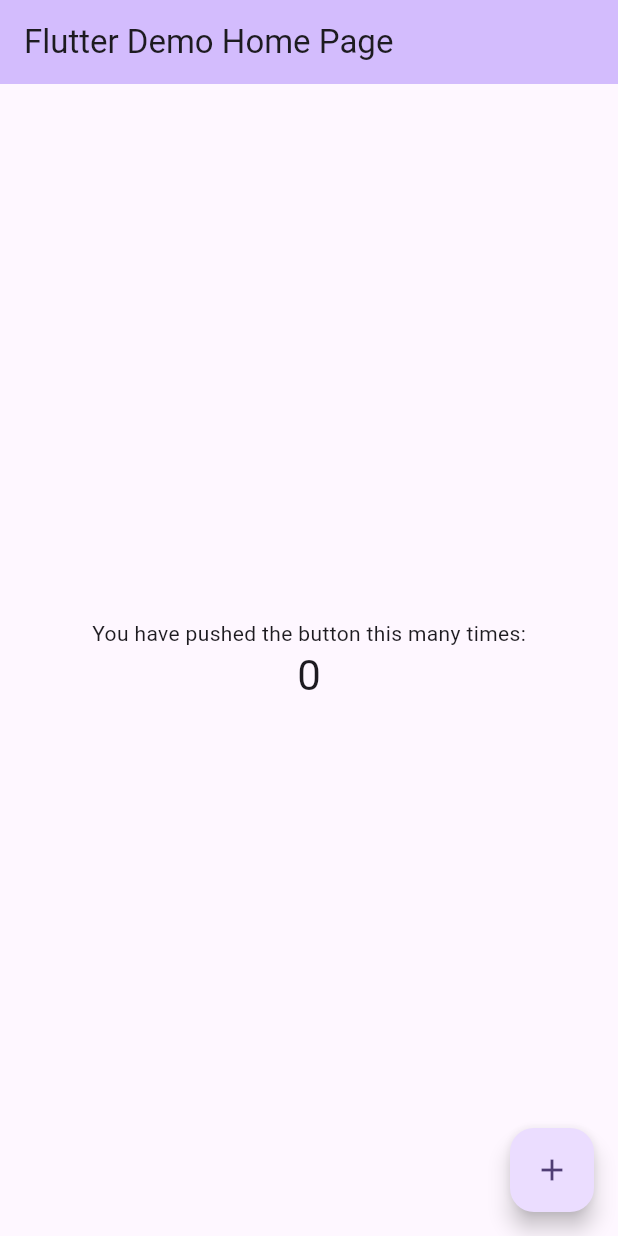
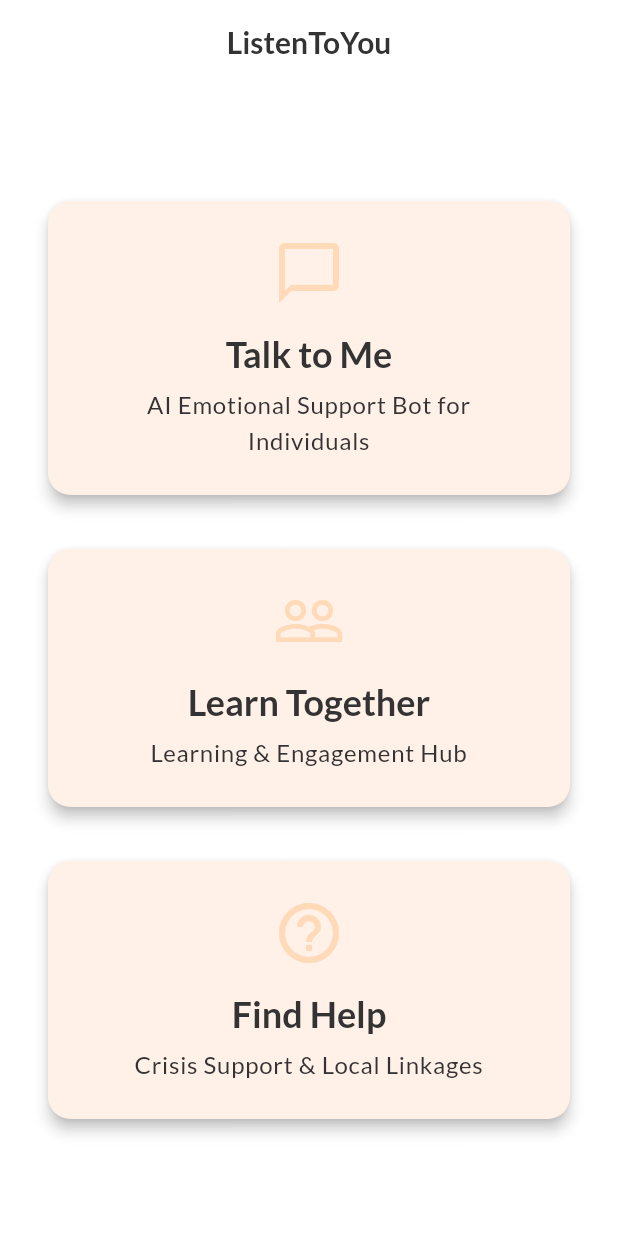
Before and after one commit to could-ai/019a4b1f-481f-713d-88e4-6ae9b5c58318, a Flutter app: the screen it shows after launch, on a phone screen of 412 x 824 dp. Run offline on Flutter 3.47's test engine with Material 3 defaults, Android fonts, the phone set to English and light mode, and no system bars; our stand-ins replace google_fonts.

Commit message:
This file defines the app's visual theme, including a soft pastel color palette (peach, lavender, mint) and custom typography using Google Fonts. It establishes a calm and empathetic design, central to the app's purpose of providing a safe and supportive user experience.; This file creates the main screen of the app, providing users with three clear navigation options: "Talk to Me," "Learn Together," and "Find Help." Each option is presented as a distinct card with an icon and a brief description, creating an intuitive and user-friendly interface that aligns with the app's core features.; This update configures the app's entry point, setting the title to "ListenToYou" and integrating the custom theme from `theme.dart`. By establishing `HomeScreen` as the initial screen, it ensures that users are immediately presented with the core navigation options, creating a seamless and focused user experience from the moment the app is launched.; This change adds the `google_fonts` package to the project, enabling the use of custom fonts that align with the app's design requirements. This ensures a consistent and aesthetically pleasing typographic style, which is crucial for creating a calming and user-friendly interface.

```diff
--- /dev/null
+++ b/usr/lib/home_screen.dart
@@ -0,0 +1,92 @@
+import 'package:flutter/material.dart';
+
+class HomeScreen extends StatelessWidget {
+  const HomeScreen({super.key});
+
+  @override
+  Widget build(BuildContext context) {
+    return Scaffold(
+      appBar: AppBar(
+        title: const Text("ListenToYou"),
+        centerTitle: true,
+      ),
+      body: Padding(
+        padding: const EdgeInsets.all(16.0),
+        child: Column(
+          mainAxisAlignment: MainAxisAlignment.center,
+          crossAxisAlignment: CrossAxisAlignment.stretch,
+          children: [
+            _buildFeatureCard(
+              context,
+              icon: Icons.chat_bubble_outline,
+              title: "Talk to Me",
+              description: "AI Emotional Support Bot for Individuals",
+              onTap: () {
+                // Navigate to AI Chat
+              },
+            ),
+            const SizedBox(height: 20),
+            _buildFeatureCard(
+              context,
+              icon: Icons.people_outline,
+              title: "Learn Together",
+              description: "Learning & Engagement Hub",
+              onTap: () {
+                // Navigate to Learning Hub
+              },
+            ),
+            const SizedBox(height: 20),
+            _buildFeatureCard(
+              context,
+              icon: Icons.help_outline,
+              title: "Find Help",
+              description: "Crisis Support & Local Linkages",
+              onTap: () {
+                // Navigate to Crisis Support
+              },
+            ),
+          ],
+        ),
+      ),
+    );
+  }
+
+  Widget _buildFeatureCard(BuildContext context,
+      {required IconData icon,
+      required String title,
+      required String description,
+      required VoidCallback onTap}) {
+    return Card(
+      elevation: 4.0,
+      shape: RoundedRectangleBorder(
+        borderRadius: BorderRadius.circular(15.0),
+      ),
+      child: InkWell(
+        onTap: onTap,
+        borderRadius: BorderRadius.circular(15.0),
+        child: Padding(
+          padding: const EdgeInsets.all(24.0),
+          child: Column(
+            mainAxisSize: MainAxisSize.min,
+            children: [
+              Icon(icon,
+                  size: 48.0, color: Theme.of(context).colorScheme.primary),
+              const SizedBox(height: 16.0),
+              Text(
+                title,
+                style: Theme.of(context).textTheme.displayMedium,
+                textAlign: TextAlign.center,
+              ),
+              const SizedBox(height: 8.0),
+              Text(
+                description,
+                style: Theme.of(context).textTheme.bodyLarge,
+                textAlign: TextAlign.center,
+              ),
+            ],
+          ),
+        ),
+      ),
+    );
+  }
+}
--- a/usr/lib/main.dart
+++ b/usr/lib/main.dart
@@ -1,3 +1,5 @@
+import 'package:couldai_user_app/home_screen.dart';
+import 'package:couldai_user_app/theme.dart';
 import 'package:flutter/material.dart';
 
 void main() {
@@ -7,114 +9,13 @@ void main() {
 class MyApp extends StatelessWidget {
   const MyApp({super.key});
 
-  // This widget is the root of your application.
   @override
   Widget build(BuildContext context) {
     return MaterialApp(
-      title: 'Flutter Demo',
+      title: 'ListenToYou',
       debugShowCheckedModeBanner: false,
-      theme: ThemeData(
-        // This is the theme of your application.
-        //
-        // TRY THIS: Try running your application with "flutter run". You'll see
-        // the application has a purple toolbar. Then, without quitting the app,
-        // try changing the seedColor in the colorScheme below to Colors.green
-        // and then invoke "hot reload" (save your changes or press the "hot
-        // reload" button in a Flutter-supported IDE, or press "r" if you used
-        // the command line to start the app).
-        //
-        // Notice that the counter didn't reset back to zero; the application
-        // state is not lost during the reload. To reset the state, use hot
-        // restart instead.
-        //
-        // This works for code too, not just values: Most code changes can be
-        // tested with just a hot reload.
-        colorScheme: ColorScheme.fromSeed(seedColor: Colors.deepPurple),
-      ),
-      home: const MyHomePage(title: 'Flutter Demo Home Page'),
+      theme: AppTheme.theme,
+      home: const HomeScreen(),
     );
   }
 }
-
-class MyHomePage extends StatefulWidget {
-  const MyHomePage({super.key, required this.title});
-
-  // This widget is the home page of your application. It is stateful, meaning
-  // that it has a State object (defined below) that contains fields that affect
-  // how it looks.
-
-  // This class is the configuration for the state. It holds the values (in this
-  // case the title) provided by the parent (in this case the App widget) and
-  // used by the build method of the State. Fields in a Widget subclass are
-  // always marked "final".
-
-  final String title;
-
-  @override
-  State<MyHomePage> createState() => _MyHomePageState();
-}
-
-class _MyHomePageState extends State<MyHomePage> {
-  int _counter = 0;
-
-  void _incrementCounter() {
-    setState(() {
-      // This call to setState tells the Flutter framework that something has
-      // changed in this State, which causes it to rerun the build method below
-      // so that the display can reflect the updated values. If we changed
-      // _counter without calling setState(), then the build method would not be
-      // called again, and so nothing would appear to happen.
-      _counter++;
-    });
-  }
-
-  @override
-  Widget build(BuildContext context) {
-    // This method is rerun every time setState is called, for instance as done
-    // by the _incrementCounter method above.
-    //
-    // The Flutter framework has been optimized to make rerunning build methods
-    // fast, so that you can just rebuild anything that needs updating rather
-    // than having to individually change instances of widgets.
-    return Scaffold(
-      appBar: AppBar(
-        // TRY THIS: Try changing the color here to a specific color (to
-        // Colors.amber, perhaps?) and trigger a hot reload to see the AppBar
-        // change color while the other colors stay the same.
-        backgroundColor: Theme.of(context).colorScheme.inversePrimary,
-        // Here we take the value from the MyHomePage object that was created by
-        // the App.build method, and use it to set our appbar title.
-        title: Text(widget.title),
-      ),
-      body: Center(
-        // Center is a layout widget. It takes a single child and positions it
-        // in the middle of the parent.
-        child: Column(
-          // Column is also a layout widget. It takes a list of children and
-          // arranges them vertically. By default, it sizes itself to fit its
-          // children horizontally, and tries to be as tall as its parent.
-          //
-          // Column has various properties to control how it sizes itself and
-          // how it positions its children. Here we use mainAxisAlignment to
-          // center the children vertically; the main axis here is the vertical
-          // axis because Columns are vertical (the cross axis would be
-          // horizontal).
-          //
-          // TRY THIS: Invoke "debug painting" (choose the "Toggle Debug Paint"
-          // action in the IDE, or press "p" in the console), to see the
-          // wireframe for each widget.
-          mainAxisAlignment: MainAxisAlignment.center,
-          children: <Widget>[
-            const Text('You have pushed the button this many times:'),
-            Text('$_counter', style: Theme.of(context).textTheme.headlineMedium),
-          ],
-        ),
-      ),
-      floatingActionButton: FloatingActionButton(
-        onPressed: _incrementCounter,
-        tooltip: 'Increment',
-        child: const Icon(Icons.add),
-      ), // This trailing comma makes auto-formatting nicer for build methods.
-    );
-  }
-}
--- /dev/null
+++ b/usr/lib/theme.dart
@@ -0,0 +1,66 @@
+import 'package:flutter/material.dart';
+import 'package:google_fonts/google_fonts.dart';
+
+class AppTheme {
+  static final Color peach = const Color(0xFFFFDAB9);
+  static final Color lavender = const Color(0xFFE6E6FA);
+  static final Color mint = const Color(0xFF98FF98);
+  static final Color darkText = const Color(0xFF333333);
+
+  static ThemeData get theme {
+    return ThemeData(
+      primaryColor: peach,
+      scaffoldBackgroundColor: Colors.white,
+      colorScheme: ColorScheme.fromSeed(
+        seedColor: peach,
+        primary: peach,
+        secondary: lavender,
+        tertiary: mint,
+        brightness: Brightness.light,
+      ),
+      textTheme: GoogleFonts.latoTextTheme().copyWith(
+        displayLarge: GoogleFonts.lato(
+            fontSize: 28, fontWeight: FontWeight.bold, color: darkText),
+        displayMedium: GoogleFonts.lato(
+            fontSize: 24, fontWeight: FontWeight.bold, color: darkText),
+        bodyLarge:
+            GoogleFonts.lato(fontSize: 16, color: darkText, height: 1.5),
+        bodyMedium:
+            GoogleFonts.lato(fontSize: 14, color: darkText, height: 1.5),
+        labelLarge: GoogleFonts.lato(
+            fontSize: 16, fontWeight: FontWeight.bold, color: Colors.white),
+      ),
+      elevatedButtonTheme: ElevatedButtonThemeData(
+        style: ElevatedButton.styleFrom(
+          backgroundColor: peach,
+          foregroundColor: darkText,
+          padding: const EdgeInsets.symmetric(horizontal: 24, vertical: 16),
+          shape: RoundedRectangleBorder(
+            borderRadius: BorderRadius.circular(12),
+          ),
+          textStyle: GoogleFonts.lato(
+            fontSize: 16,
+            fontWeight: FontWeight.bold,
+          ),
+        ),
+      ),
+      cardTheme: CardTheme(
+        elevation: 2,
+        shape: RoundedRectangleBorder(
+          borderRadius: BorderRadius.circular(12),
+        ),
+        margin: const EdgeInsets.symmetric(vertical: 8, horizontal: 16),
+      ),
+      appBarTheme: AppBarTheme(
+        backgroundColor: Colors.white,
+        elevation: 0,
+        iconTheme: IconThemeData(color: darkText),
+        titleTextStyle: GoogleFonts.lato(
+          color: darkText,
+          fontSize: 20,
+          fontWeight: FontWeight.bold,
+        ),
+      ),
+    );
+  }
+}
```
Also changed, not shown: usr/pubspec.yaml (+2 -70 lines).
